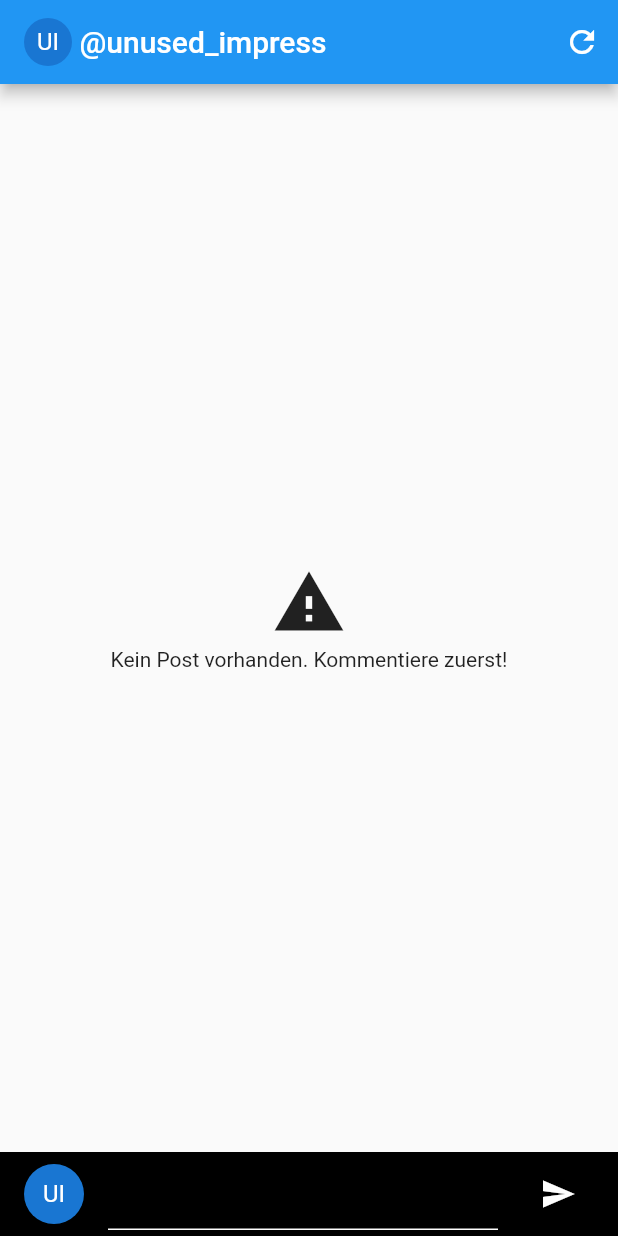
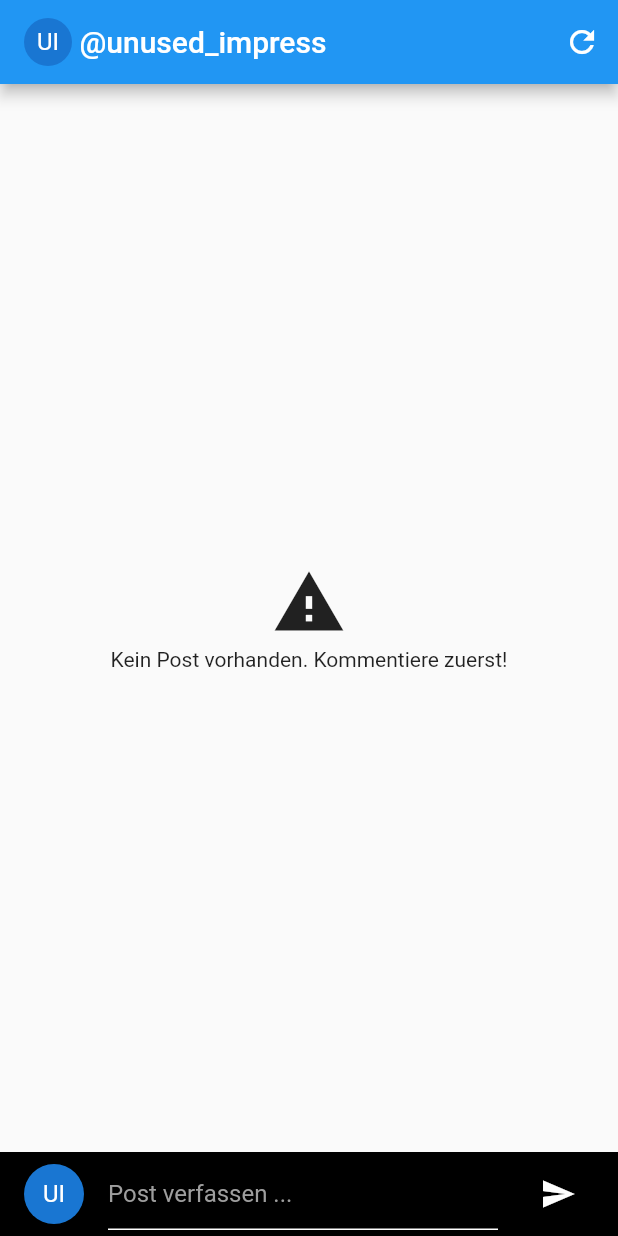
Before and after one commit to christianfl/racler-productions-forum, a Flutter app: the screen it shows after launch, on a phone screen of 412 x 824 dp. Run offline on Flutter 3.47's test engine with Material 2 defaults, Android fonts, the phone set to English and light mode, and no system bars; our stand-ins replace cloud_firestore, firebase_core, shared_preferences, shimmer; accounts and stored records are empty.

Commit message:
Fix: Invisible text in SendDialog

```diff
--- a/lib/widgets/send_dialog.dart
+++ b/lib/widgets/send_dialog.dart
@@ -12,7 +12,10 @@ class SendDialog extends StatelessWidget {
     return ListTile(
       tileColor: Colors.black,
       title: TextFormField(
+        style: const TextStyle(color: Colors.white),
         decoration: const InputDecoration(
+          hintText: 'Post verfassen ...',
+          hintStyle: TextStyle(color: Colors.grey),
           enabledBorder: UnderlineInputBorder(
             borderSide: BorderSide(color: Colors.white),
           ),
```
